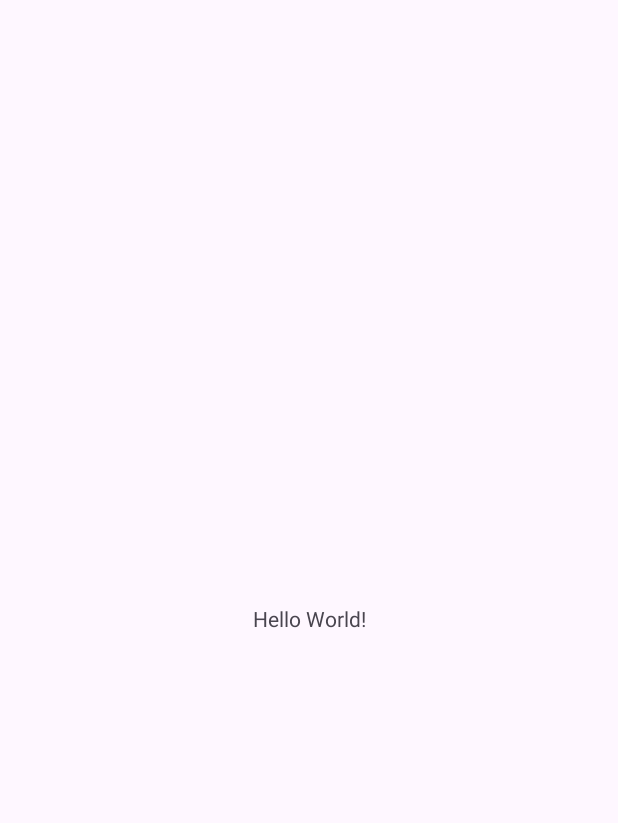
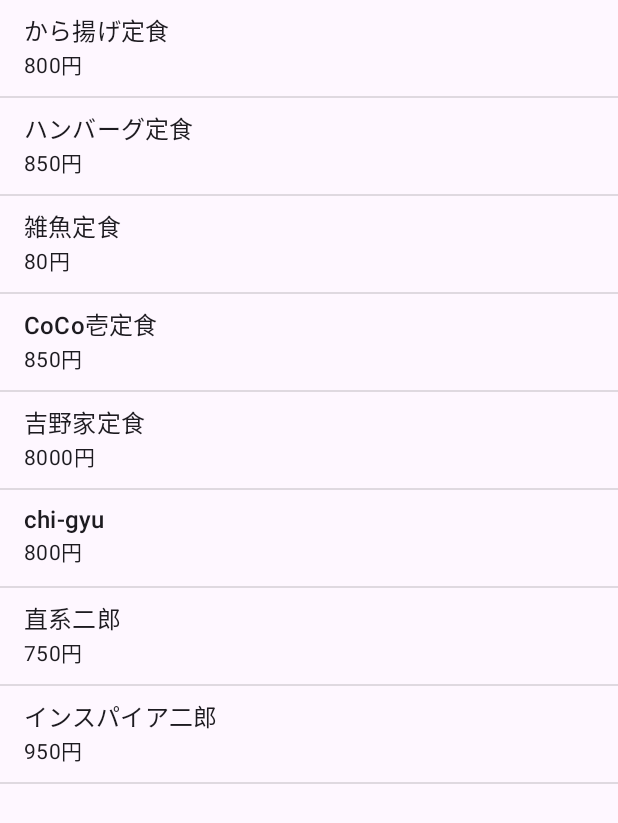
Before and after one commit to ShoheiTakino/IntentSample, an Android app: the screen it shows after launch (MainActivity), on a phone screen of 412 x 824 dp. Before the commit the part shown is almost empty. Shown: the top 823 px of the screen. Run offline under Robolectric (Android 15) with nearby library versions, the phone set to English and light mode, and no system bars.

Commit message:
🎨リスト作成

```diff
--- a/src/main/java/com/websarva/wings/android/intentsample/MainActivity.kt
+++ b/src/main/java/com/websarva/wings/android/intentsample/MainActivity.kt
@@ -2,10 +2,34 @@ package com.websarva.wings.android.intentsample
 
 import androidx.appcompat.app.AppCompatActivity
 import android.os.Bundle
+import android.widget.ListView
+import android.widget.SimpleAdapter
 
 class MainActivity : AppCompatActivity() {
     override fun onCreate(savedInstanceState: Bundle?) {
         super.onCreate(savedInstanceState)
         setContentView(R.layout.activity_main)
+        val lvMenu = findViewById<ListView>(R.id.lvMenu)
+        val menuList: MutableList<MutableMap<String, String>> = mutableListOf()
+        var menu = mutableMapOf("name" to "から揚げ定食", "price" to "800円")
+        menuList.add(menu)
+        menu = mutableMapOf("name" to "ハンバーグ定食", "price" to "850円")
+        menuList.add(menu)
+        menu = mutableMapOf("name" to "雑魚定食", "price" to "80円")
+        menuList.add(menu)
+        menu = mutableMapOf("name" to "CoCo壱定食", "price" to "850円")
+        menuList.add(menu)
+        menu = mutableMapOf("name" to "吉野家定食", "price" to "8000円")
+        menuList.add(menu)
+        menu = mutableMapOf("name" to "chi-gyu", "price" to "800円")
+        menuList.add(menu)
+        menu = mutableMapOf("name" to "直系二郎", "price" to "750円")
+        menuList.add(menu)
+        menu = mutableMapOf("name" to "インスパイア二郎", "price" to "950円")
+        menuList.add(menu)
+        val from = arrayOf("name", "price")
+        val to = intArrayOf(android.R.id.text1, android.R.id.text2)
+        val adapter = SimpleAdapter(this, menuList, android.R.layout.simple_list_item_2, from, to)
+        lvMenu.adapter = adapter
     }
 }
--- a/src/main/res/layout/activity_main.xml
+++ b/src/main/res/layout/activity_main.xml
@@ -1,18 +1,6 @@
 <?xml version="1.0" encoding="utf-8"?>
-<androidx.constraintlayout.widget.ConstraintLayout xmlns:android="http://schemas.android.com/apk/res/android"
-    xmlns:app="http://schemas.android.com/apk/res-auto"
-    xmlns:tools="http://schemas.android.com/tools"
+<ListView
+    xmlns:android="http://schemas.android.com/apk/res/android"
+    android:id="@+id/lvMenu"
     android:layout_width="match_parent"
-    android:layout_height="match_parent"
-    tools:context=".MainActivity">
-
-    <TextView
-        android:layout_width="wrap_content"
-        android:layout_height="wrap_content"
-        android:text="Hello World!"
-        app:layout_constraintBottom_toBottomOf="parent"
-        app:layout_constraintEnd_toEndOf="parent"
-        app:layout_constraintStart_toStartOf="parent"
-        app:layout_constraintTop_toTopOf="parent" />
-
-</androidx.constraintlayout.widget.ConstraintLayout>
+    android:layout_height="match_parent" />
--- a/src/main/res/values/strings.xml
+++ b/src/main/res/values/strings.xml
@@ -1,3 +1,6 @@
 <resources>
-    <string name="app_name">IntentSample</string>
+    <string name="app_name">画面遷移サンプル</string>
+    <string name="tv_thx_title">注文完了</string>
+    <string name="tv_thx_desc">以下のメニューのご注文を受けました。\nご注文ありがとうございます。</string>
+    <string name="bt_thx_back">リストに戻る</string>
 </resources>
```
